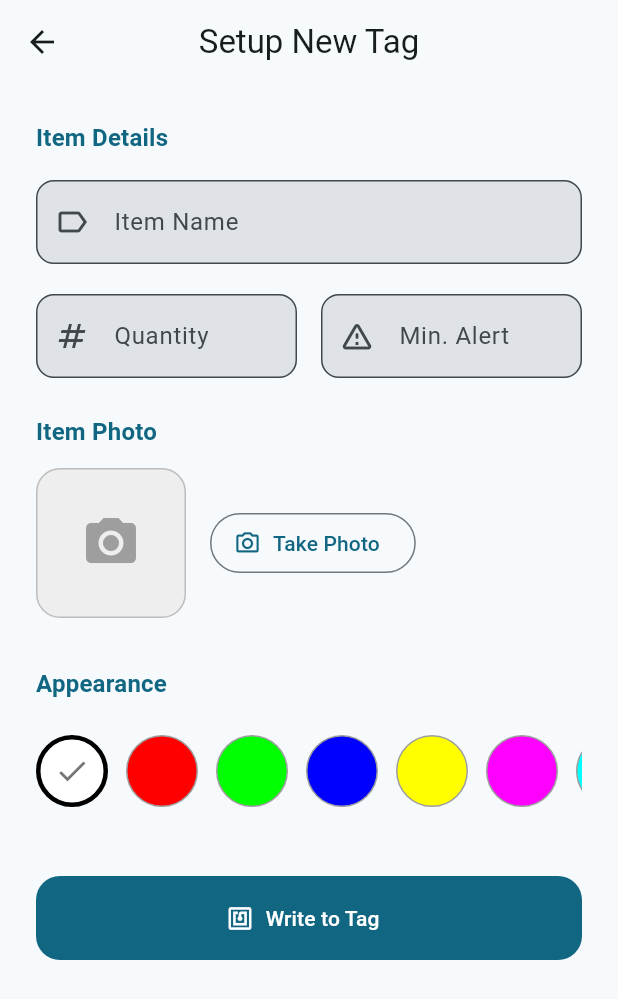
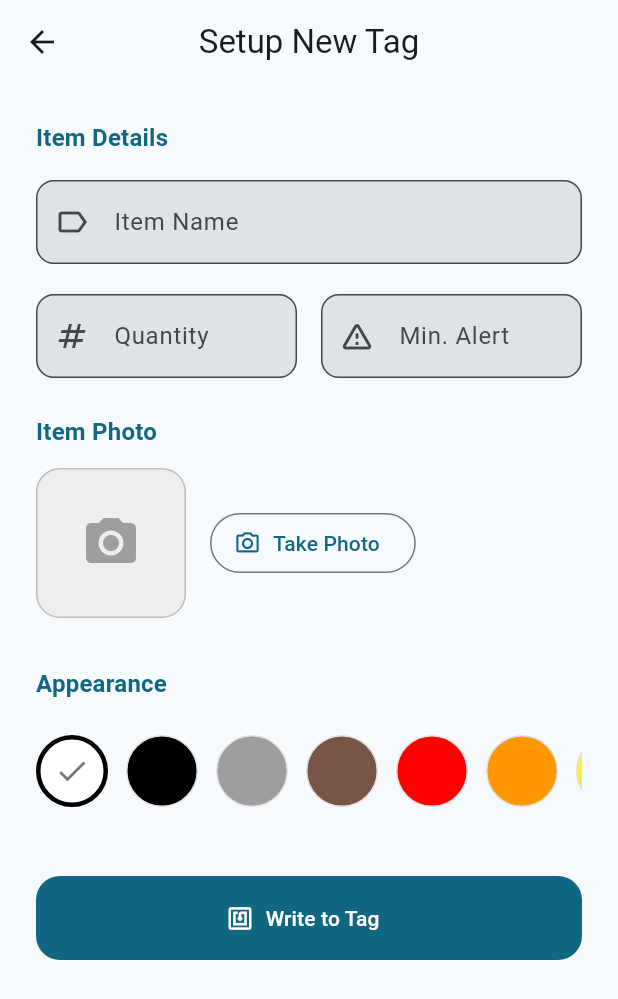
Before and after one commit to nexlay/grid_storage_nfc, a Flutter app: the SetupTagScreen screen opened directly, on a phone screen of 412 x 824 dp. Shown: the top 999 px of the screen. Run offline on Flutter 3.47's test engine with Material 3 defaults, Android fonts, the phone set to English and light mode, and no system bars; our stand-ins replace cloud_firestore, equatable, firebase_core, flutter_bloc, flutter_local_notifications, get_it and 6 more; missing offline and left inert: flutter_3d_controller, mobile_scanner, nfc_manager, nfc_manager_ndef; accounts and stored records are empty; generated files the repository leaves out were written again; network calls fail.

```diff
--- a/lib/features/inventory/presentation/pages/setup_tag_screen.dart
+++ b/lib/features/inventory/presentation/pages/setup_tag_screen.dart
@@ -36,14 +36,21 @@ class _SetupTagScreenState extends State<SetupTagScreen> {
   String? _imagePath; // --- Zmienna na ścieżkę do zdjęcia
   bool _isLoading = false;
 
+  // Rozbudowana paleta kolorów
   final List<String> _colors = [
     '#FFFFFF', // Biały
+    '#000000', // Czarny (NOWOŚĆ)
+    '#9E9E9E', // Szary (NOWOŚĆ)
+    '#795548', // Brązowy (Karton) (NOWOŚĆ)
     '#FF0000', // Czerwony
-    '#00FF00', // Zielony
-    '#0000FF', // Niebieski
-    '#FFFF00', // Żółty
-    '#FF00FF', // Magenta
-    '#00FFFF', // Cyan
+    '#FF9800', // Pomarańczowy (NOWOŚĆ)
+    '#FFEB3B', // Żółty
+    '#4CAF50', // Zielony
+    '#009688', // Morski/Teal (NOWOŚĆ)
+    '#2196F3', // Niebieski
+    '#3F51B5', // Indygo (NOWOŚĆ)
+    '#9C27B0', // Fioletowy
+    '#E91E63', // Różowy/Magenta
   ];
 
   @override
@@ -59,7 +66,8 @@ class _SetupTagScreenState extends State<SetupTagScreen> {
       _thresholdController.text = widget.boxToEdit!.threshold.toString();
       _selectedColor = widget.boxToEdit!.hexColor;
       // Wczytujemy istniejące zdjęcie przy edycji
-      _imagePath = widget.boxToEdit!.imagePath;
+      _imagePath = widget.boxToEdit!
+          .imagePath; // Upewnij się, że pole imagePath istnieje w modelu StorageBox
     }
   }
 
@@ -107,7 +115,8 @@ class _SetupTagScreenState extends State<SetupTagScreen> {
               color: _selectedColor,
               writeToNfc: widget.isNfcMode,
               barcode: widget.boxToEdit?.barcode ?? widget.scannedCode,
-              imagePath: _imagePath, // --- Przekazujemy ścieżkę zdjęcia
+              // Upewnij się, że dodałeś pole imagePath do klasy WriteTagRequested w inventory_event.dart
+              // imagePath: _imagePath,
             ),
           );
     }
@@ -284,7 +293,7 @@ class _SetupTagScreenState extends State<SetupTagScreen> {
                       ),
                       const SizedBox(height: 24),
 
-                      // --- SEKCJA ZDJĘCIA (NOWOŚĆ) ---
+                      // --- SEKCJA ZDJĘCIA ---
                       Text("Item Photo",
                           style: theme.textTheme.titleMedium?.copyWith(
                               fontWeight: FontWeight.bold,
@@ -343,6 +352,7 @@ class _SetupTagScreenState extends State<SetupTagScreen> {
                       ),
                       const SizedBox(height: 32),
 
+                      // --- SEKCJA KOLORÓW (POPRAWIONA) ---
                       Text("Appearance",
                           style: theme.textTheme.titleMedium?.copyWith(
                               fontWeight: FontWeight.bold,
@@ -358,6 +368,16 @@ class _SetupTagScreenState extends State<SetupTagScreen> {
                           itemBuilder: (context, index) {
                             final colorHex = _colors[index];
                             final isSelected = _selectedColor == colorHex;
+
+                            // Tworzymy obiekt Color z Hexa
+                            final color = HexColor(colorHex);
+
+                            // Obliczamy kontrast dla ikony
+                            // Jeśli tło jest jasne (>0.5), ikona czarna. W przeciwnym razie biała.
+                            final iconColor = color.computeLuminance() > 0.5
+                                ? Colors.black54
+                                : Colors.white;
+
                             return GestureDetector(
                               onTap: () =>
                                   setState(() => _selectedColor = colorHex),
@@ -365,17 +385,18 @@ class _SetupTagScreenState extends State<SetupTagScreen> {
                                 width: 48,
                                 height: 48,
                                 decoration: BoxDecoration(
-                                  color: HexColor(colorHex),
+                                  color: color,
                                   shape: BoxShape.circle,
                                   border: Border.all(
                                       color: isSelected
-                                          ? Colors.black
-                                          : Colors.grey,
+                                          ? (color.computeLuminance() > 0.5
+                                              ? Colors.black
+                                              : Colors.white)
+                                          : Colors.grey.shade300,
                                       width: isSelected ? 3 : 1),
                                 ),
                                 child: isSelected
-                                    ? const Icon(Icons.check,
-                                        color: Colors.black54)
+                                    ? Icon(Icons.check, color: iconColor)
                                     : null,
                               ),
                             );
```
